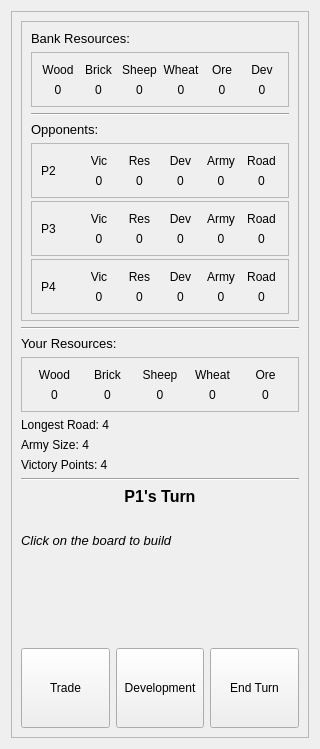
First picture: the form in drawing/ui/main_menu.ui, repository AlexShem247/a-catan-tutor, before the edit.
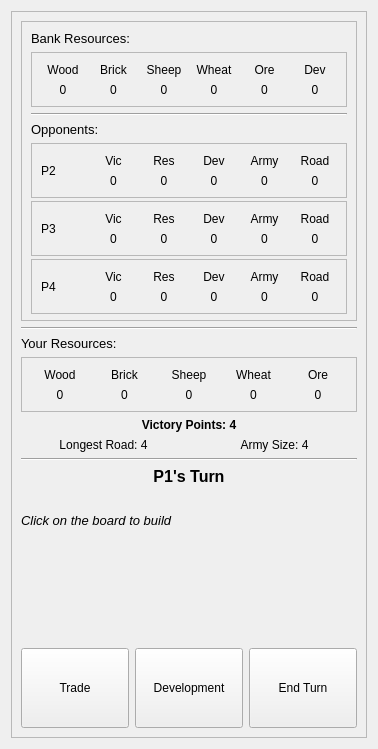
Second picture: the form after the edit.

```diff
--- a/drawing/ui/main_menu.ui
+++ b/drawing/ui/main_menu.ui
@@ -6,7 +6,7 @@
    <rect>
     <x>0</x>
     <y>0</y>
-    <width>320</width>
+    <width>378</width>
     <height>749</height>
    </rect>
   </property>
@@ -851,6 +851,31 @@
          </widget>
         </item>
         <item>
+         <layout class="QVBoxLayout" name="verticalLayout_32">
+          <item>
+           <widget class="QLabel" name="victory_points_label">
+            <property name="font">
+             <font>
+              <pointsize>9</pointsize>
+              <weight>75</weight>
+              <italic>false</italic>
+              <bold>true</bold>
+             </font>
+            </property>
+            <property name="styleSheet">
+             <string notr="true">font-weight: bold;</string>
+            </property>
+            <property name="text">
+             <string>Victory Points: 4</string>
+            </property>
+            <property name="alignment">
+             <set>Qt::AlignCenter</set>
+            </property>
+           </widget>
+          </item>
+          <item>
+           <layout class="QHBoxLayout" name="horizontalLayout_10">
+            <item>
          <widget class="QLabel" name="longest_road_label">
           <property name="font">
            <font>
@@ -860,6 +885,9 @@
           <property name="text">
            <string>Longest Road: 4</string>
           </property>
+              <property name="alignment">
+               <set>Qt::AlignCenter</set>
+              </property>
          </widget>
         </item>
         <item>
@@ -872,19 +900,14 @@
           <property name="text">
            <string>Army Size: 4</string>
           </property>
-         </widget>
-        </item>
-        <item>
-         <widget class="QLabel" name="victory_points_label">
-          <property name="font">
-           <font>
-            <pointsize>9</pointsize>
-           </font>
-          </property>
-          <property name="text">
-           <string>Victory Points: 4</string>
-          </property>
-         </widget>
+              <property name="alignment">
+               <set>Qt::AlignCenter</set>
+              </property>
+             </widget>
+            </item>
+           </layout>
+          </item>
+         </layout>
         </item>
         <item>
          <widget class="Line" name="line_2">
```
Left out of the diff: 2 changed lines with no effect on the pictures. Lines whose indentation alone changed are shown as unchanged.
